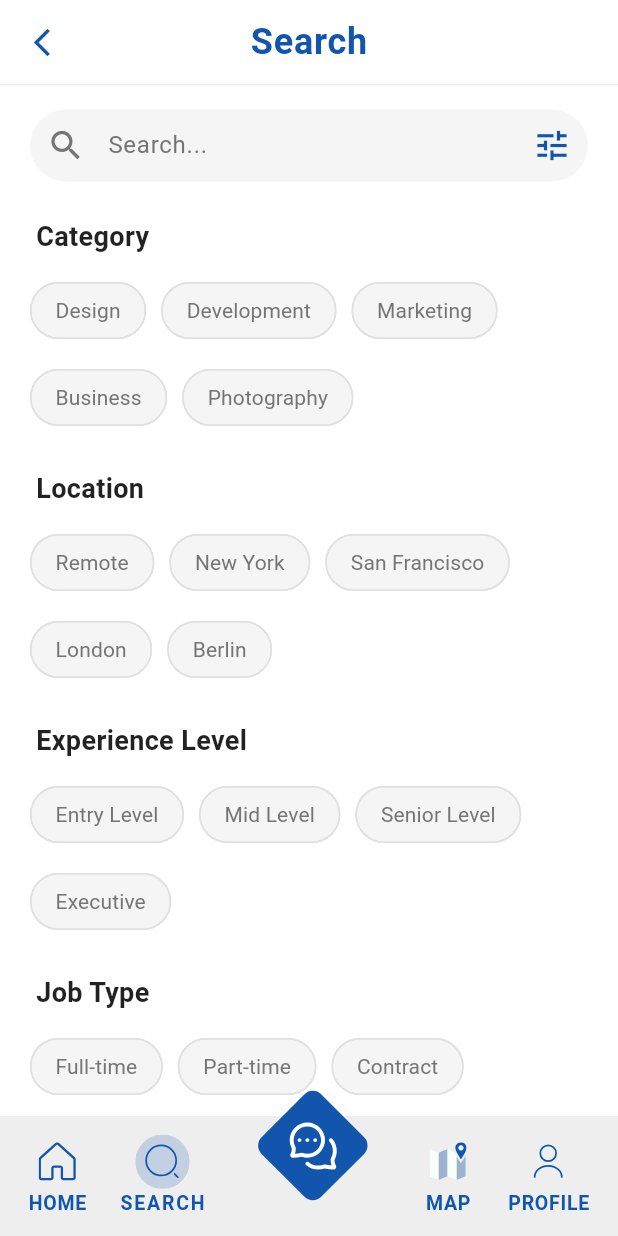
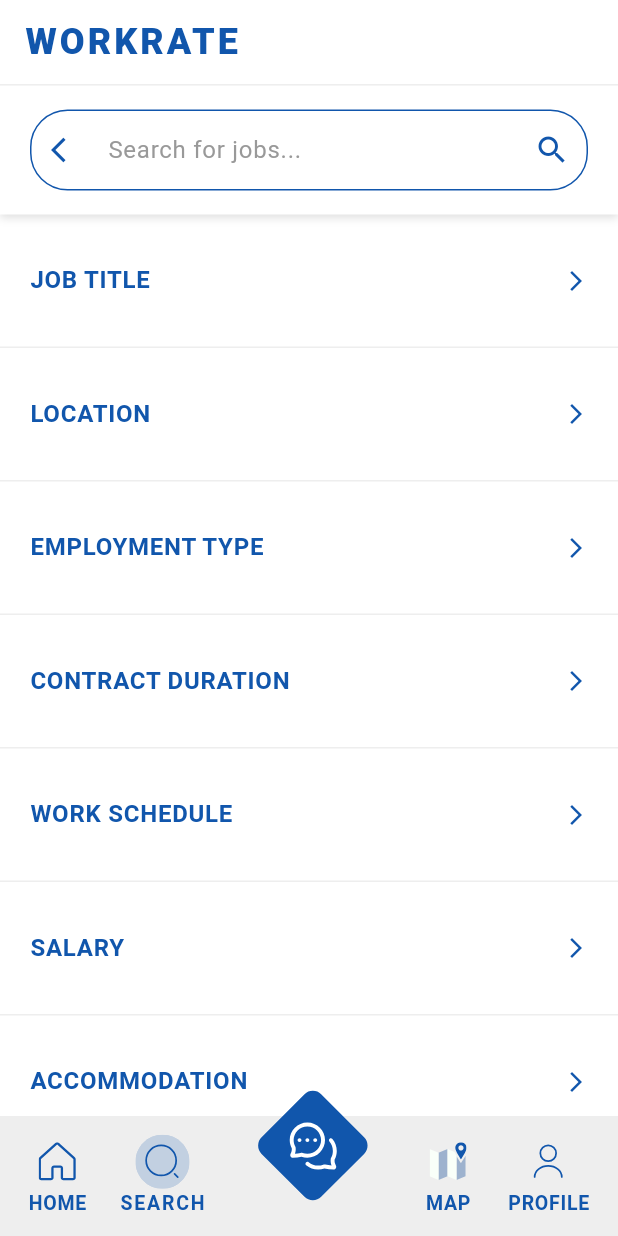
Before and after one commit to Keekkii/WorkRateF, a Flutter app: the SearchScreen screen opened directly, on a phone screen of 412 x 824 dp. Run offline on Flutter 3.47's test engine with Material 3 defaults, Android fonts, the phone set to English and light mode, and no system bars; our stand-ins replace cloud_firestore, firebase_auth, firebase_core, flutter_svg, google_sign_in; accounts and stored records are empty; Roboto replaces fonts that are missing (RobotoMono); project files that could hold a hidden picture were left out.

Commit message:
search filters visual

```diff
--- a/lib/screens/search.dart
+++ b/lib/screens/search.dart
@@ -45,6 +45,26 @@
     'Part-time',
     'Contract',
     'Freelance',
+  ];
+
+  // Filter options
+  final List<Map<String, dynamic>> _filters = [
+    {'title': 'JOB TITLE', 'value': null},
+    {'title': 'LOCATION', 'value': null},
+    {'title': 'EMPLOYMENT TYPE', 'value': null},
+    {'title': 'CONTRACT DURATION', 'value': null},
+    {'title': 'WORK SCHEDULE', 'value': null},
+    {'title': 'SALARY', 'value': null},
+    {'title': 'ACCOMMODATION', 'value': null},
+    {'title': 'EDUCATION LEVEL', 'value': null},
+    {'title': 'LANGUAGE REQUIREMENTS', 'value': null},
+    {'title': 'INTERNSHIP/APPRENTICESHIP', 'value': null},
+    {'title': 'INDUSTRY', 'value': null},
+    {'title': 'COMPANY SIZE', 'value': null},
+    {'title': 'COMPANY RATING', 'value': null},
+    {'title': 'REMOTE/IN-OFFICE', 'value': null},
+    {'title': 'DATE POSTED', 'value': null},
+    {'title': 'BENEFITS OFFERED', 'value': null},
   ];
 
   @override
@@ -114,134 +134,91 @@
           child: AppBar(
             backgroundColor: Colors.white,
             elevation: 0,
-            leading: IconButton(
-              icon: const Icon(Icons.arrow_back_ios_new, color: Color(0xFF1156AC), size: 22),
-              onPressed: () => Navigator.pop(context),
-            ),
+            automaticallyImplyLeading: false,
             title: const Text(
-              'Search',
+              'WORKRATE',
               style: TextStyle(
                 color: Color(0xFF1156AC),
                 fontSize: 24,
-                fontWeight: FontWeight.bold,
+                fontWeight: FontWeight.w900,
                 fontFamily: 'RobotoMono',
-                letterSpacing: 0.5,
+                letterSpacing: 2,
               ),
             ),
-            centerTitle: true,
+            centerTitle: false,
           ),
         ),
       ),
       body: Column(
         children: [
           // Search Bar
-          Padding(
+          Container(
             padding: const EdgeInsets.symmetric(horizontal: 20, vertical: 16),
+            decoration: const BoxDecoration(
+              color: Colors.white,
+              boxShadow: [
+                BoxShadow(
+                  color: Colors.black12,
+                  blurRadius: 4,
+                  offset: Offset(0, 2),
+                ),
+              ],
+            ),
             child: TextField(
               controller: _searchController,
               decoration: InputDecoration(
-                hintText: 'Search...',
-                prefixIcon: const Icon(Icons.search, color: Color(0xFF757575), size: 26),
-                suffixIcon: IconButton(
-                  icon: const Icon(Icons.tune, color: Color(0xFF1156AC), size: 26),
-                  onPressed: () {},
+                hintText: 'Search for jobs...',
+                hintStyle: const TextStyle(color: Color(0xFF999999)),
+                prefixIcon: IconButton(
+                  icon: const Icon(Icons.arrow_back_ios, color: Color(0xFF1156AC), size: 20),
+                  onPressed: () => Navigator.pop(context),
+                  padding: EdgeInsets.zero,
+                  constraints: const BoxConstraints(),
                 ),
+                suffixIcon: const Icon(Icons.search, color: Color(0xFF1156AC), size: 24),
                 border: OutlineInputBorder(
-                  borderRadius: BorderRadius.circular(30),
-                  borderSide: BorderSide.none,
+                  borderRadius: BorderRadius.circular(25),
+                  borderSide: const BorderSide(color: Color(0xFF1156AC)),
                 ),
-                filled: true,
-                fillColor: const Color(0xFFF5F5F5),
-                contentPadding: const EdgeInsets.symmetric(vertical: 0, horizontal: 20),
-                hintStyle: const TextStyle(color: Color(0xFF757575), fontSize: 16),
+                enabledBorder: OutlineInputBorder(
+                  borderRadius: BorderRadius.circular(25),
+                  borderSide: const BorderSide(color: Color(0xFF1156AC)),
+                ),
+                focusedBorder: OutlineInputBorder(
+                  borderRadius: BorderRadius.circular(25),
+                  borderSide: const BorderSide(color: Color(0xFF1156AC), width: 2),
+                ),
+                contentPadding: const EdgeInsets.symmetric(vertical: 15, horizontal: 20),
               ),
               style: const TextStyle(fontSize: 16),
             ),
           ),
 
-          // Filter Sections
+          // Filter List
           Expanded(
-            child: SingleChildScrollView(
-              padding: const EdgeInsets.symmetric(horizontal: 20, vertical: 8),
-              child: Column(
-                crossAxisAlignment: CrossAxisAlignment.start,
-                children: [
-                  _buildSectionHeader('Category'),
-                  _buildChipList(_categories, _selectedCategory, (value) {
-                    setState(() => _selectedCategory = value);
-                  }),
-
-                  const SizedBox(height: 24),
-                  _buildSectionHeader('Location'),
-                  _buildChipList(_locations, _selectedLocation, (value) {
-                    setState(() => _selectedLocation = value);
-                  }),
-
-                  const SizedBox(height: 24),
-                  _buildSectionHeader('Experience Level'),
-                  _buildChipList(_experienceLevels, _selectedExperience, (value) {
-                    setState(() => _selectedExperience = value);
-                  }),
-
-                  const SizedBox(height: 24),
-                  _buildSectionHeader('Job Type'),
-                  _buildChipList(_jobTypes, _selectedJobType, (value) {
-                    setState(() => _selectedJobType = value);
-                  }),
-
-                  const SizedBox(height: 24),
-                  _buildSectionHeader('Salary Range'),
-                  const SizedBox(height: 8),
-                  RangeSlider(
-                    values: _salaryRange,
-                    min: 0,
-                    max: 300,
-                    divisions: 30,
-                    activeColor: const Color(0xFF1156AC),
-                    inactiveColor: const Color(0xFFF5F5F5),
-                    labels: RangeLabels(
-                      '\$${_salaryRange.start.round()}k',
-                      '\$${_salaryRange.end.round()}k',
-                    ),
-                    onChanged: (values) {
-                      setState(() => _salaryRange = values);
-                    },
-                  ),
-                  const Row(
-                    mainAxisAlignment: MainAxisAlignment.spaceBetween,
-                    children: [
-                      Text('\$0k', style: TextStyle(color: Color(0xFF757575))),
-                      Text('\$300k+', style: TextStyle(color: Color(0xFF757575))),
-                    ],
-                  ),
-
-                  const SizedBox(height: 32),
-                  SizedBox(
-                    width: double.infinity,
-                    child: ElevatedButton(
-                      onPressed: () {
-                        // TODO: Implement search
-                      },
-                      style: ElevatedButton.styleFrom(
-                        backgroundColor: const Color(0xFF1156AC),
-                        padding: const EdgeInsets.symmetric(vertical: 16),
-                        shape: RoundedRectangleBorder(
-                          borderRadius: BorderRadius.circular(30),
-                        ),
-                        elevation: 0,
-                      ),
-                      child: const Text(
-                        'Search Jobs',
-                        style: TextStyle(
-                          fontSize: 16,
-                          fontWeight: FontWeight.bold,
-                        ),
-                      ),
+            child: ListView.separated(
+              padding: EdgeInsets.zero,
+              itemCount: _filters.length,
+              separatorBuilder: (context, index) => const Divider(height: 1, color: Color(0xFFEEEEEE)),
+              itemBuilder: (context, index) {
+                final filter = _filters[index];
+                return ListTile(
+                  contentPadding: const EdgeInsets.symmetric(horizontal: 20, vertical: 16),
+                  title: Text(
+                    filter['title'] as String,
+                    style: const TextStyle(
+                      color: Color(0xFF1156AC),
+                      fontWeight: FontWeight.bold,
+                      fontSize: 16,
+                      letterSpacing: 0.5,
                     ),
                   ),
-                  const SizedBox(height: 20),
-                ],
-              ),
+                  trailing: const Icon(Icons.arrow_forward_ios, color: Color(0xFF1156AC), size: 16),
+                  onTap: () {
+                    // TODO: Handle filter selection
+                  },
+                );
+              },
             ),
           ),
         ],
```
